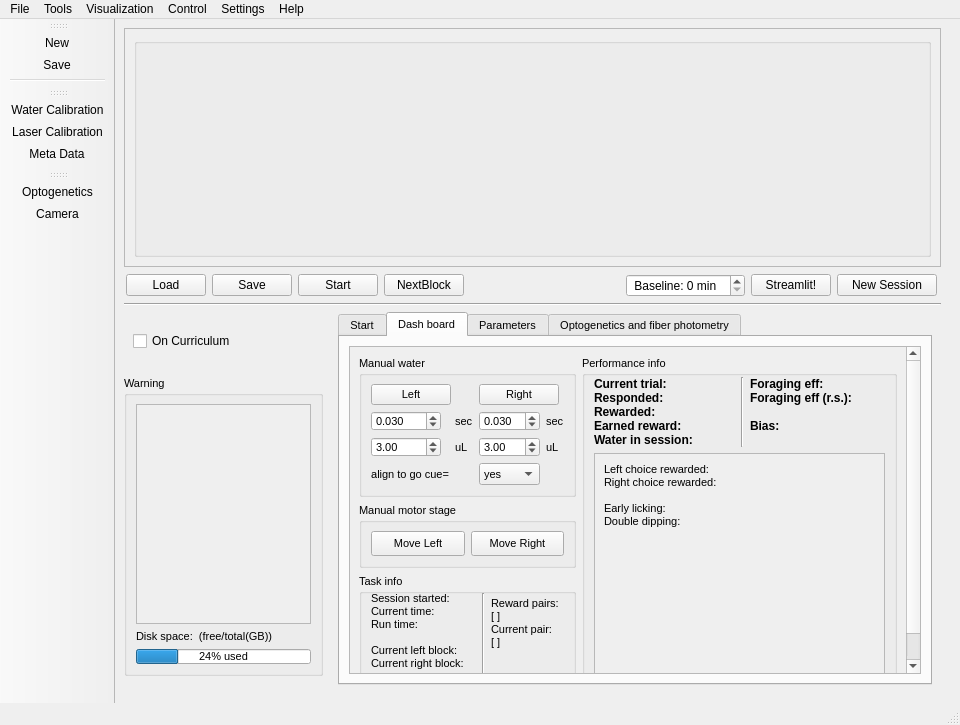
The window that src/foraging_gui/ForagingGUI.ui (AllenNeuralDynamics/dynamic-foraging-task) describes before a commit, drawn with Qt 5.
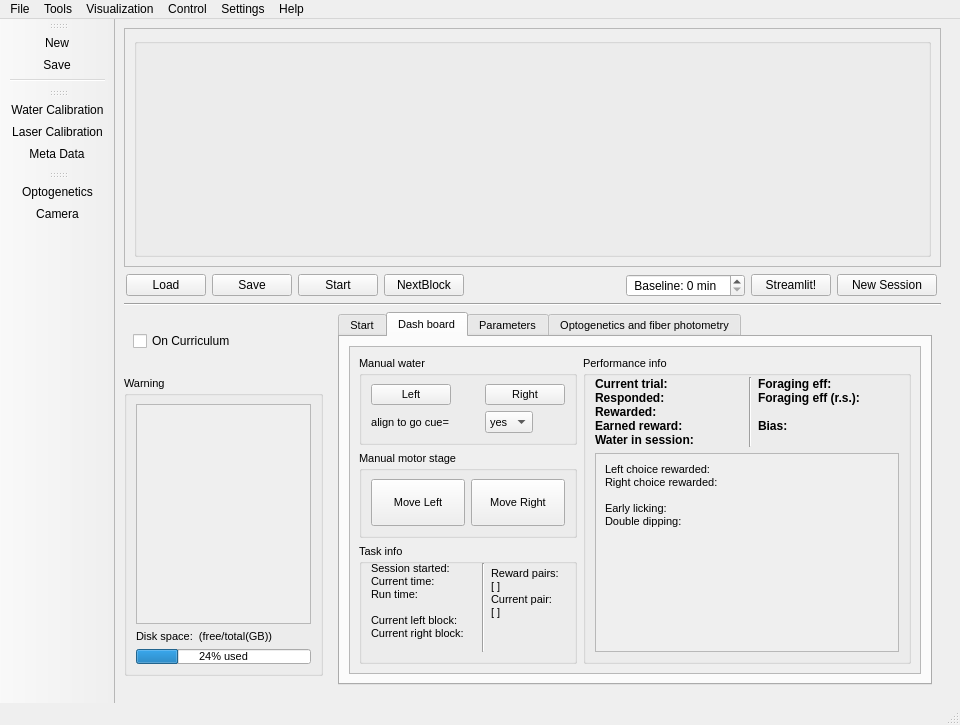
The same window after the commit. The open tabs and pages were chosen to show the change. Icons and pictures are not drawn.

Commit message: removes manual water spinbox

Patch:
```diff
--- a/src/foraging_gui/ForagingGUI.ui
+++ b/src/foraging_gui/ForagingGUI.ui
@@ -1440,18 +1440,18 @@
                     </property>
                     <item>
                      <widget class="QGroupBox" name="groupBox_4">
-                      <property name="minimumSize">
-                       <size>
-                        <width>0</width>
-                        <height>130</height>
-                       </size>
-                      </property>
-                      <property name="maximumSize">
-                       <size>
-                        <width>260</width>
-                        <height>900</height>
-                       </size>
-                      </property>
+<!--                      <property name="minimumSize">-->
+<!--                       <size>-->
+<!--                        <width>0</width>-->
+<!--                        <height>130</height>-->
+<!--                       </size>-->
+<!--                      </property>-->
+<!--                      <property name="maximumSize">-->
+<!--                       <size>-->
+<!--                        <width>260</width>-->
+<!--                        <height>900</height>-->
+<!--                       </size>-->
+<!--                      </property>-->
                       <property name="font">
                        <font>
                         <pointsize>8</pointsize>
@@ -1492,157 +1492,6 @@
                          </property>
                         </widget>
                        </item>
-                       <item row="2" column="0">
-                        <widget class="QDoubleSpinBox" name="GiveWaterL">
-                         <property name="sizePolicy">
-                          <sizepolicy hsizetype="MinimumExpanding" vsizetype="Expanding">
-                           <horstretch>0</horstretch>
-                           <verstretch>0</verstretch>
-                          </sizepolicy>
-                         </property>
-                         <property name="maximumSize">
-                          <size>
-                           <width>70</width>
-                           <height>20</height>
-                          </size>
-                         </property>
-                         <property name="decimals">
-                          <number>3</number>
-                         </property>
-                         <property name="singleStep">
-                          <double>0.005000000000000</double>
-                         </property>
-                         <property name="value">
-                          <double>0.030000000000000</double>
-                         </property>
-                         <property name="disabled">
-                          <bool>true</bool>
-                         </property>
-                        </widget>
-                       </item>
-                       <item row="2" column="2">
-                        <widget class="QDoubleSpinBox" name="GiveWaterR">
-                         <property name="sizePolicy">
-                          <sizepolicy hsizetype="MinimumExpanding" vsizetype="Expanding">
-                           <horstretch>7</horstretch>
-                           <verstretch>0</verstretch>
-                          </sizepolicy>
-                         </property>
-                         <property name="maximumSize">
-                          <size>
-                           <width>70</width>
-                           <height>20</height>
-                          </size>
-                         </property>
-                         <property name="decimals">
-                          <number>3</number>
-                         </property>
-                         <property name="singleStep">
-                          <double>0.005000000000000</double>
-                         </property>
-                         <property name="value">
-                          <double>0.030000000000000</double>
-                         </property>
-                         <property name="disabled">
-                         <bool>true</bool>
-                         </property>
-                        </widget>
-                       </item>
-                       <item row="3" column="1">
-                        <widget class="QLabel" name="label_31">
-                         <property name="maximumSize">
-                          <size>
-                           <width>20</width>
-                           <height>16777215</height>
-                          </size>
-                         </property>
-                         <property name="text">
-                          <string>uL</string>
-                         </property>
-                        </widget>
-                       </item>
-                       <item row="2" column="1">
-                        <widget class="QLabel" name="label_16">
-                         <property name="maximumSize">
-                          <size>
-                           <width>20</width>
-                           <height>16777215</height>
-                          </size>
-                         </property>
-                         <property name="text">
-                          <string>sec</string>
-                         </property>
-                        </widget>
-                       </item>
-                       <item row="3" column="0">
-                        <widget class="QDoubleSpinBox" name="GiveWaterL_volume">
-                         <property name="sizePolicy">
-                          <sizepolicy hsizetype="MinimumExpanding" vsizetype="Expanding">
-                           <horstretch>0</horstretch>
-                           <verstretch>0</verstretch>
-                          </sizepolicy>
-                         </property>
-                         <property name="maximumSize">
-                          <size>
-                           <width>70</width>
-                           <height>20</height>
-                          </size>
-                         </property>
-                         <property name="decimals">
-                          <number>2</number>
-                         </property>
-                         <property name="singleStep">
-                          <double>1.000000000000000</double>
-                         </property>
-                         <property name="value">
-                          <double>3.000000000000000</double>
-                         </property>
-                          <property name="disabled">
-                          <bool>true</bool>
-                         </property>
-                        </widget>
-                       </item>
-                       <item row="3" column="2">
-                        <widget class="QDoubleSpinBox" name="GiveWaterR_volume">
-                         <property name="sizePolicy">
-                          <sizepolicy hsizetype="MinimumExpanding" vsizetype="Expanding">
-                           <horstretch>7</horstretch>
-                           <verstretch>0</verstretch>
-                          </sizepolicy>
-                         </property>
-                         <property name="maximumSize">
-                          <size>
-                           <width>70</width>
-                           <height>20</height>
-                          </size>
-                         </property>
-                         <property name="decimals">
-                          <number>2</number>
-                         </property>
-                         <property name="singleStep">
-                          <double>1.000000000000000</double>
-                         </property>
-                         <property name="value">
-                          <double>3.000000000000000</double>
-                         </property>
-                         <property name="disabled">
-                         <bool>true</bool>
-                        </property>
-                        </widget>
-                       </item>
-                       <item row="2" column="3">
-                        <widget class="QLabel" name="label_32">
-                         <property name="maximumSize">
-                          <size>
-                           <width>20</width>
-                           <height>16777215</height>
-                          </size>
-                         </property>
-                         <property name="text">
-                          <string>sec</string>
-                         </property>
-                        </widget>
-                       </item>
                        <item row="0" column="0" rowspan="2" colspan="2">
                         <widget class="QPushButton" name="GiveLeft">
                          <property name="sizePolicy">
@@ -1671,36 +1520,11 @@
                          </property>
                         </widget>
                        </item>
-                       <item row="3" column="3">
-                        <widget class="QLabel" name="label_33">
-                         <property name="maximumSize">
-                          <size>
-                           <width>20</width>
-                           <height>16777215</height>
-                          </size>
-                         </property>
-                         <property name="text">
-                          <string>uL</string>
-                         </property>
-                        </widget>
-                       </item>
                        <item row="5" column="2">
                         <widget class="QComboBox" name="AlignToGoCue">
                          <property name="enabled">
                           <bool>true</bool>
                          </property>
-                         <property name="sizePolicy">
-                          <sizepolicy hsizetype="Expanding" vsizetype="Expanding">
-                           <horstretch>0</horstretch>
-                           <verstretch>0</verstretch>
-                          </sizepolicy>
-                         </property>
-                         <property name="maximumSize">
-                          <size>
-                           <width>100</width>
-                           <height>150</height>
-                          </size>
-                         </property>
                          <property name="currentIndex">
                           <number>1</number>
                          </property>
```
The commit also changes 2 other files.
